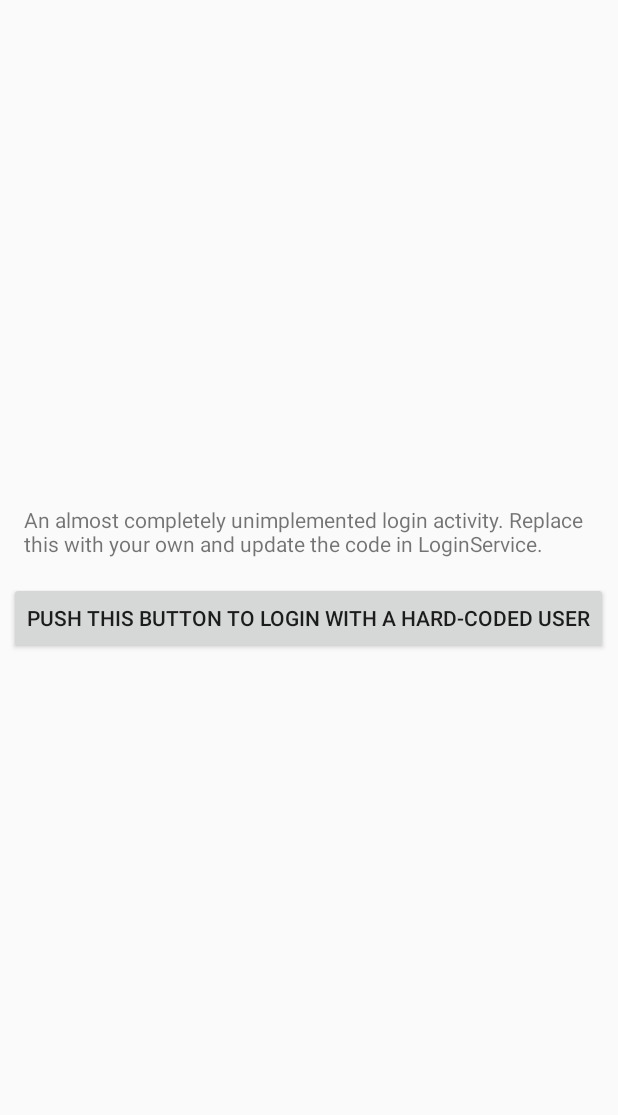
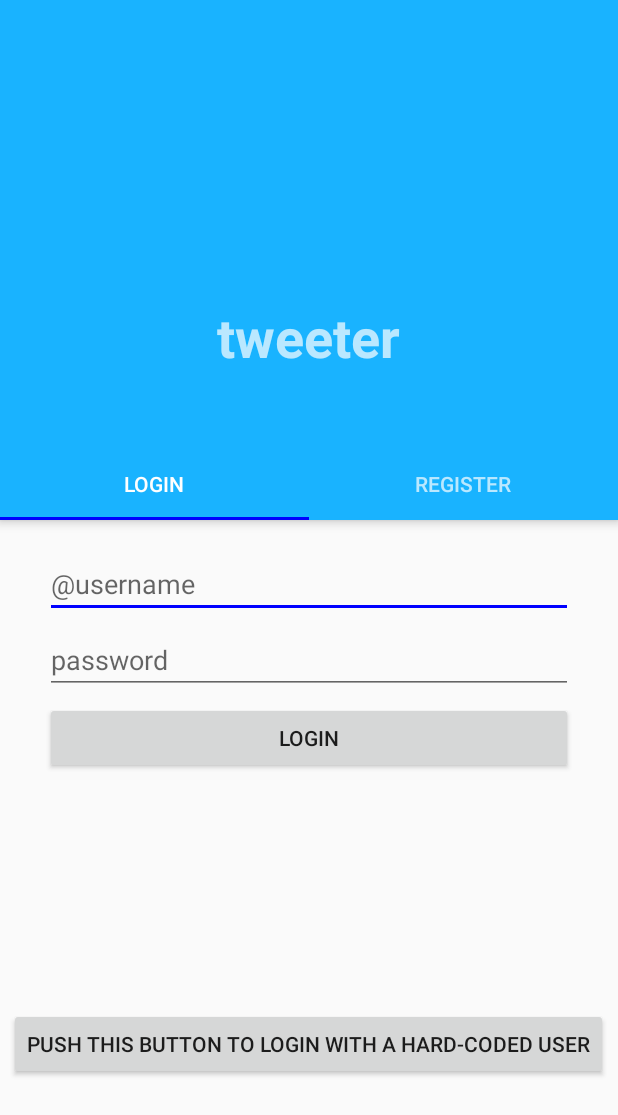
Before and after one commit to nathaniel-bennett/tweeter, an Android app: the screen it shows after launch (LoginActivity), on a phone screen of 412 x 824 dp. Shown: the top 1115 px of the screen. Run offline under Robolectric (Android 15) with nearby library versions, the phone set to English and light mode, and no system bars.

Commit message:
Designed login/registration UI

```diff
--- a/Tweeter/app/build.gradle
+++ b/Tweeter/app/build.gradle
@@ -38,6 +38,7 @@ dependencies {
     testImplementation 'junit:junit:4.+'
     testImplementation 'org.junit.jupiter:junit-jupiter'
     testImplementation 'org.junit.jupiter:junit-jupiter'
+    testImplementation 'org.junit.jupiter:junit-jupiter'
     androidTestImplementation 'androidx.test.ext:junit:1.1.1'
     androidTestImplementation 'androidx.test.espresso:espresso-core:3.2.0'
 }
--- a/Tweeter/app/src/main/AndroidManifest.xml
+++ b/Tweeter/app/src/main/AndroidManifest.xml
@@ -12,7 +12,7 @@
         android:theme="@style/Theme.Tweeter" >
 
         <activity
-            android:name=".view.LoginActivity"
+            android:name=".view.login.LoginActivity"
             android:label="@string/title_activity_login"
             android:theme="@style/AppTheme.NoActionBar">
             <intent-filter>
--- /dev/null
+++ b/Tweeter/app/src/main/java/com/nathanielbennett/tweeter/presenter/RegisterPresenter.java
@@ -0,0 +1,33 @@
+package com.nathanielbennett.tweeter.presenter;
+
+import com.nathanielbennett.tweeter.model.service.LoginService;
+import com.nathanielbennett.tweeter.model.service.request.LoginRequest;
+import com.nathanielbennett.tweeter.model.service.response.LoginResponse;
+
+import java.io.IOException;
+
+public class RegisterPresenter {
+
+    private final View view;
+
+    public interface View {
+
+    }
+
+    public RegisterPresenter(RegisterPresenter.View view) {
+        this.view = view;
+    }
+
+    /**
+     * Makes a login request.
+     *
+     * @param loginRequest the request.
+     */
+    /*
+    public RegisterResponse register(LoginRequest loginRequest) throws IOException {
+        LoginService loginService = new LoginService();
+        return loginService.login(loginRequest);
+    }
+     */
+
+}
--- /dev/null
+++ b/Tweeter/app/src/main/java/com/nathanielbennett/tweeter/presenter/SigninPresenter.java
@@ -0,0 +1,30 @@
+package com.nathanielbennett.tweeter.presenter;
+
+import com.nathanielbennett.tweeter.model.service.LoginService;
+import com.nathanielbennett.tweeter.model.service.request.LoginRequest;
+import com.nathanielbennett.tweeter.model.service.response.LoginResponse;
+
+import java.io.IOException;
+
+public class SigninPresenter {
+
+    private final View view;
+
+    public interface View {
+
+    }
+
+    public SigninPresenter(SigninPresenter.View view) {
+        this.view = view;
+    }
+
+    /**
+     * Makes a login request.
+     *
+     * @param loginRequest the request.
+     */
+    public LoginResponse login(LoginRequest loginRequest) throws IOException {
+        LoginService loginService = new LoginService();
+        return loginService.login(loginRequest);
+    }
+}
--- a/Tweeter/app/src/main/java/com/nathanielbennett/tweeter/view/LoginActivity.java
+++ b/Tweeter/app/src/main/java/com/nathanielbennett/tweeter/view/login/LoginActivity.java
@@ -1,6 +1,7 @@
-package com.nathanielbennett.tweeter.view;
+package com.nathanielbennett.tweeter.view.login;
 
 import androidx.appcompat.app.AppCompatActivity;
+import androidx.viewpager.widget.ViewPager;
 
 import android.content.Intent;
 import android.os.Bundle;
@@ -9,6 +10,7 @@ import android.view.View;
 import android.widget.Button;
 import android.widget.Toast;
 
+import com.google.android.material.tabs.TabLayout;
 import com.nathanielbennett.tweeter.R;
 import com.nathanielbennett.tweeter.model.service.request.LoginRequest;
 import com.nathanielbennett.tweeter.model.service.response.LoginResponse;
@@ -34,6 +36,15 @@ public class LoginActivity extends AppCompatActivity implements LoginPresenter.V
 
         presenter = new LoginPresenter(this);
 
+        // Set up fragments associated with each tab
+        LoginTabPagerAdapter tabPagerAdapter = new LoginTabPagerAdapter(getSupportFragmentManager(), this);
+        ViewPager viewPager = findViewById(R.id.login_tab_pager);
+        viewPager.setAdapter(tabPagerAdapter);
+        TabLayout tabs = findViewById(R.id.login_tabs);
+        tabs.setupWithViewPager(viewPager);
+
+
+        // Set up temporary login button TODO: remove
         Button loginButton = findViewById(R.id.LoginButton);
         loginButton.setOnClickListener(new View.OnClickListener() {
 
--- /dev/null
+++ b/Tweeter/app/src/main/java/com/nathanielbennett/tweeter/view/login/LoginTabPagerAdapter.java
@@ -0,0 +1,48 @@
+package com.nathanielbennett.tweeter.view.login;
+
+import android.content.Context;
+
+import androidx.annotation.NonNull;
+import androidx.annotation.Nullable;
+import androidx.fragment.app.Fragment;
+import androidx.fragment.app.FragmentManager;
+import androidx.fragment.app.FragmentPagerAdapter;
+
+import com.nathanielbennett.tweeter.R;
+import com.nathanielbennett.tweeter.view.login.register.RegisterFragment;
+import com.nathanielbennett.tweeter.view.login.signin.SigninFragment;
+
+public class LoginTabPagerAdapter extends FragmentPagerAdapter {
+
+    private static final int[] TAB_TITLES = new int[]{R.string.login_label, R.string.register_label};
+    private static final int SIGNIN_FRAGMENT_POSITION = 0;
+    // private static final int REGISTER_FRAGMENT_POSITION = 1;
+    private Context mContext;
+
+    public LoginTabPagerAdapter(@NonNull FragmentManager fm, Context context) {
+        super(fm, BEHAVIOR_RESUME_ONLY_CURRENT_FRAGMENT);
+
+        mContext = context;
+    }
+
+    @NonNull
+    @Override
+    public Fragment getItem(int position) {
+        if (position == SIGNIN_FRAGMENT_POSITION) {
+            return SigninFragment.newInstance();
+        } else {
+            return RegisterFragment.newInstance();
+        }
+    }
+
+    @Nullable
+    @Override
+    public CharSequence getPageTitle(int position) {
+        return mContext.getResources().getString(TAB_TITLES[position]);
+    }
+
+    @Override
+    public int getCount() {
+        return 2;
+    }
+}
--- /dev/null
+++ b/Tweeter/app/src/main/java/com/nathanielbennett/tweeter/view/login/register/RegisterFragment.java
@@ -0,0 +1,32 @@
+package com.nathanielbennett.tweeter.view.login.register;
+
+import android.os.Bundle;
+import android.view.LayoutInflater;
+import android.view.View;
+import android.view.ViewGroup;
+
+import androidx.fragment.app.Fragment;
+
+import com.nathanielbennett.tweeter.R;
+import com.nathanielbennett.tweeter.presenter.RegisterPresenter;
+
+public class RegisterFragment extends Fragment implements RegisterPresenter.View {
+
+    private RegisterPresenter presenter;
+
+    public static RegisterFragment newInstance() {
+        RegisterFragment fragment = new RegisterFragment();
+
+        return fragment;
+    }
+
+    @Override
+    public View onCreateView(LayoutInflater inflater, ViewGroup container,
+                             Bundle savedInstanceState) {
+        View view = inflater.inflate(R.layout.fragment_register, container, false);
+
+        presenter = new RegisterPresenter(this);
+
+        return view;
+    }
+}
--- /dev/null
+++ b/Tweeter/app/src/main/java/com/nathanielbennett/tweeter/view/login/signin/SigninFragment.java
@@ -0,0 +1,35 @@
+package com.nathanielbennett.tweeter.view.login.signin;
+
+import android.os.Bundle;
+import android.view.LayoutInflater;
+import android.view.View;
+import android.view.ViewGroup;
+
+import androidx.fragment.app.Fragment;
+
+import com.nathanielbennett.tweeter.R;
+import com.nathanielbennett.tweeter.presenter.RegisterPresenter;
+import com.nathanielbennett.tweeter.presenter.SigninPresenter;
+
+public class SigninFragment extends Fragment implements SigninPresenter.View {
+
+    private SigninPresenter presenter;
+
+    public static SigninFragment newInstance() {
+        SigninFragment fragment = new SigninFragment();
+
+        return fragment;
+    }
+
+
+    @Override
+    public View onCreateView(LayoutInflater inflater, ViewGroup container,
+                             Bundle savedInstanceState) {
+        View view = inflater.inflate(R.layout.fragment_signin, container, false);
+
+        presenter = new SigninPresenter(this);
+
+        return view;
+    }
+
+}
--- a/Tweeter/app/src/main/java/com/nathanielbennett/tweeter/view/main/SectionsPagerAdapter.java
+++ b/Tweeter/app/src/main/java/com/nathanielbennett/tweeter/view/main/SectionsPagerAdapter.java
@@ -28,7 +28,7 @@ class SectionsPagerAdapter extends FragmentPagerAdapter {
     private final AuthToken authToken;
 
     public SectionsPagerAdapter(Context context, FragmentManager fm, User user, AuthToken authToken) {
-        super(fm);
+        super(fm, BEHAVIOR_RESUME_ONLY_CURRENT_FRAGMENT);
         mContext = context;
         this.user = user;
         this.authToken = authToken;
--- a/Tweeter/app/src/main/res/layout/activity_login.xml
+++ b/Tweeter/app/src/main/res/layout/activity_login.xml
@@ -1,23 +1,56 @@
 <?xml version="1.0" encoding="utf-8"?>
-<RelativeLayout
-    xmlns:android="http://schemas.android.com/apk/res/android"
+<LinearLayout xmlns:android="http://schemas.android.com/apk/res/android"
     xmlns:tools="http://schemas.android.com/tools"
     android:layout_width="match_parent"
     android:layout_height="match_parent"
-    tools:context=".view.LoginActivity">
+    xmlns:app="http://schemas.android.com/apk/res-auto"
+    tools:context=".view.login.LoginActivity"
+    android:orientation="vertical">
 
-    <TextView
+
+    <com.google.android.material.appbar.AppBarLayout
         android:layout_width="match_parent"
         android:layout_height="wrap_content"
-        android:text="An almost completely unimplemented login activity. Replace this with your own and update the code in LoginService."
-        android:layout_centerHorizontal="true"
-        android:layout_margin="16dp"
-        android:layout_above="@id/LoginButton"/>
+        android:theme="@style/AppTheme.AppBarOverlay">
+
+        <Space
+            android:layout_width="match_parent"
+            android:layout_height="200dp"/>
+
+        <TextView
+            android:layout_width="wrap_content"
+            android:layout_height="wrap_content"
+            android:textSize="36sp"
+            android:layout_gravity="center_horizontal"
+            android:text="@string/app_title"
+            android:textStyle="bold"/>
+
+        <Space
+            android:layout_width="match_parent"
+            android:layout_height="50dp"/>
+
+
+        <com.google.android.material.tabs.TabLayout
+            android:id="@+id/login_tabs"
+            android:layout_width="match_parent"
+            android:layout_height="wrap_content"
+            android:background="?attr/colorPrimary" />
+
+
+    </com.google.android.material.appbar.AppBarLayout>
+
+    <androidx.viewpager.widget.ViewPager
+        android:id="@+id/login_tab_pager"
+        android:layout_width="match_parent"
+        android:layout_height="325dp"
+        app:layout_behavior="@string/appbar_scrolling_view_behavior" />
 
     <Button
         android:id="@+id/LoginButton"
         android:layout_width="wrap_content"
         android:layout_height="wrap_content"
+        android:layout_gravity="center_horizontal"
         android:text="Push this Button to Login with a Hard-Coded User"
-        android:layout_centerInParent="true"/>
-</RelativeLayout>
+        />
+
+</LinearLayout>
--- a/Tweeter/app/src/main/res/layout/activity_main.xml
+++ b/Tweeter/app/src/main/res/layout/activity_main.xml
@@ -26,14 +26,17 @@
                 android:layout_height="100dp"
                 android:layout_centerVertical="true"
                 android:layout_alignParentStart="true"
+                android:layout_alignParentLeft="true"
                 android:contentDescription="@string/userImageContentDescription" />
+
 
             <LinearLayout
                 android:layout_width="wrap_content"
                 android:layout_height="wrap_content"
                 android:orientation="vertical"
                 android:layout_toEndOf="@+id/userImage"
-                android:layout_centerVertical="true">
+                android:layout_centerVertical="true"
+                android:layout_toRightOf="@+id/userImage">
 
                 <TextView
                     android:id="@+id/userName"
--- /dev/null
+++ b/Tweeter/app/src/main/res/layout/fragment_signin.xml
@@ -0,0 +1,49 @@
+<?xml version="1.0" encoding="utf-8"?>
+<androidx.constraintlayout.widget.ConstraintLayout xmlns:android="http://schemas.android.com/apk/res/android"
+    xmlns:app="http://schemas.android.com/apk/res-auto"
+    android:id="@+id/signin_tab"
+    android:layout_width="match_parent"
+    android:layout_height="match_parent">
+
+    <EditText
+        android:id="@+id/signin_username"
+        android:hint="@string/username_label"
+        android:layout_width="match_parent"
+        android:layout_height="wrap_content"
+        android:layout_marginTop="20dp"
+        android:layout_marginBottom="5dp"
+        android:layout_marginLeft="30dp"
+        android:layout_marginRight="30dp"
+        app:layout_constraintLeft_toRightOf="parent"
+        app:layout_constraintRight_toLeftOf="parent"
+        app:layout_constraintTop_toTopOf="parent" />
+
+    <EditText
+        android:id="@+id/signin_password"
+        android:inputType="textPassword"
+        android:hint="@string/password_label"
+        android:layout_width="match_parent"
+        android:layout_height="wrap_content"
+        android:layout_marginTop="5dp"
+        android:layout_marginBottom="5dp"
+        android:layout_marginLeft="30dp"
+        android:layout_marginRight="30dp"
+        app:layout_constraintLeft_toRightOf="parent"
+        app:layout_constraintRight_toLeftOf="parent"
+        app:layout_constraintTop_toBottomOf="@+id/signin_username" />
+
+    <Button
+        android:id="@+id/signin_button"
+        android:text="@string/login_label"
+        android:layout_width="match_parent"
+        android:layout_height="wrap_content"
+        android:layout_marginTop="5dp"
+        android:layout_marginBottom="5dp"
+        android:layout_marginLeft="30dp"
+        android:layout_marginRight="30dp"
+        app:layout_constraintLeft_toRightOf="parent"
+        app:layout_constraintRight_toLeftOf="parent"
+        app:layout_constraintTop_toBottomOf="@+id/signin_password"
+        />
+
+</androidx.constraintlayout.widget.ConstraintLayout>
--- a/Tweeter/app/src/main/res/values/strings.xml
+++ b/Tweeter/app/src/main/res/values/strings.xml
@@ -18,4 +18,12 @@
     <string name="title_activity_login">Sign in</string>
     <string name="followeeCount">Following: %d</string>
     <string name="followerCount">Followers: %d</string>
+    <string name="login_label">Login</string>
+    <string name="register_label">Register</string>
+    <string name="app_title">tweeter</string>
+    <string name="username_label">\@username</string>
+    <string name="password_label">password</string>
+    <string name="first_name_label">first name</string>
+    <string name="last_name_label">last name</string>
+    <string name="take_profile_picture">Take Profile Picture</string>
 </resources>
```
Also changed, not shown: Tweeter/app/src/main/res/layout/fragment_register.xml (added, +78 -0 lines), 1 other file.
